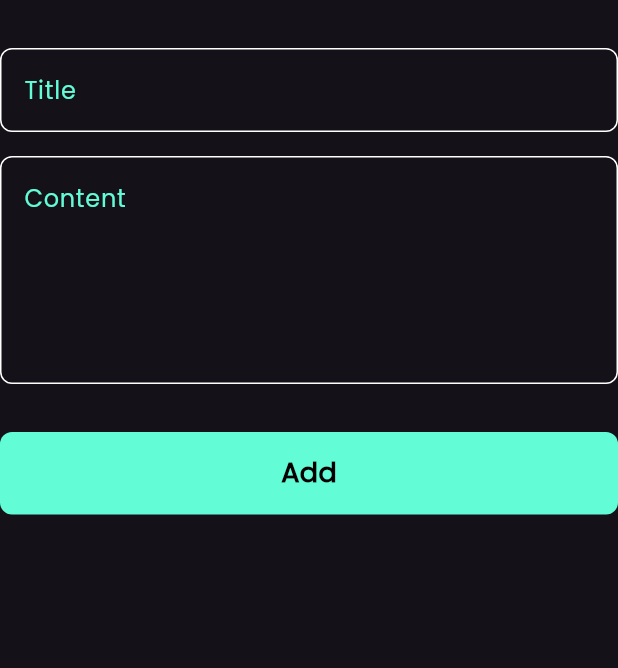
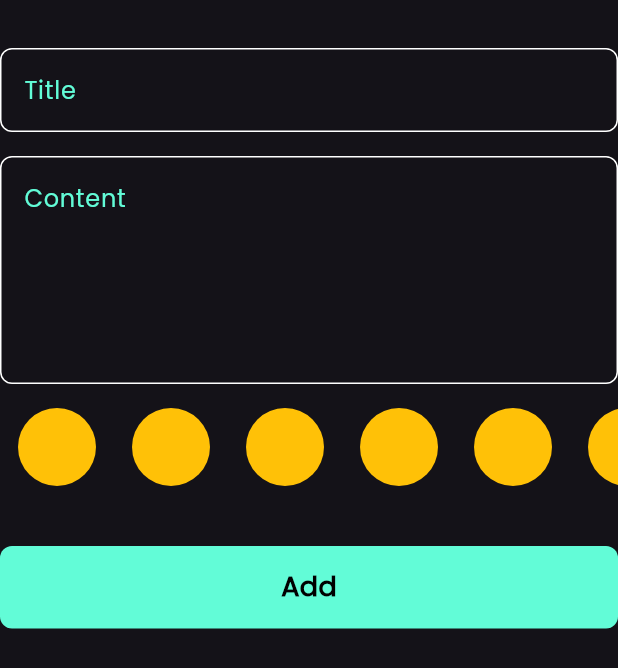
Before and after one commit to mohebboules/notes_app, a Flutter app: the AddNoteForm widget shown alone on an empty page, opened directly, on a phone screen of 412 x 824 dp. Shown: the top 668 px of the screen. Run offline on Flutter 3.47's test engine with Material 3 defaults, Android fonts, the phone set to English and light mode, and no system bars; our stand-ins replace bloc, flutter_bloc, font_awesome_flutter, hive, hive_flutter; accounts and stored records are empty.

Commit message:
Create Color List View UI

```diff
--- a/lib/views/widgets/add_note_form.dart
+++ b/lib/views/widgets/add_note_form.dart
@@ -3,6 +3,7 @@ import 'package:flutter_bloc/flutter_bloc.dart';
 import 'package:intl/intl.dart';
 import 'package:notes_app/cubits/add_note_cubit/add_note_cubit.dart';
 import 'package:notes_app/models/note_model.dart';
+import 'package:notes_app/views/widgets/colors_list_view.dart';
 import 'package:notes_app/views/widgets/custom_button.dart';
 import 'package:notes_app/views/widgets/custom_text_form_field.dart';
 
@@ -46,6 +47,7 @@ class _AddNoteFormState extends State<AddNoteForm> {
               subtitle = value;
             },
           ),
+          const ColorsListView(),
           const SizedBox(
             height: 32,
           ),
--- /dev/null
+++ b/lib/views/widgets/colors_list_view.dart
@@ -0,0 +1,33 @@
+import 'package:flutter/material.dart';
+
+class ColorItem extends StatelessWidget {
+  const ColorItem({super.key});
+
+  @override
+  Widget build(BuildContext context) {
+    return const Padding(
+      padding: EdgeInsets.only(top: 16, bottom: 8),
+      child: CircleAvatar(
+        radius: 38,
+        backgroundColor: Colors.amber,
+      ),
+    );
+  }
+}
+
+class ColorsListView extends StatelessWidget {
+  const ColorsListView({super.key});
+
+  @override
+  Widget build(BuildContext context) {
+    return SizedBox(
+      height: 38 * 2,
+      child: ListView.builder(
+          itemCount: 10,
+          scrollDirection: Axis.horizontal,
+          itemBuilder: (context, index) {
+            return const ColorItem();
+          }),
+    );
+  }
+}
--- a/lib/views/widgets/custom_note_item.dart
+++ b/lib/views/widgets/custom_note_item.dart
@@ -30,7 +30,7 @@ class NoteItem extends StatelessWidget {
           right: 16,
         ),
         decoration: BoxDecoration(
-          color: const Color(0xffFFCC80),
+          color: Color(note.color),
           borderRadius: BorderRadius.circular(16),
         ),
         child: Column(
```
